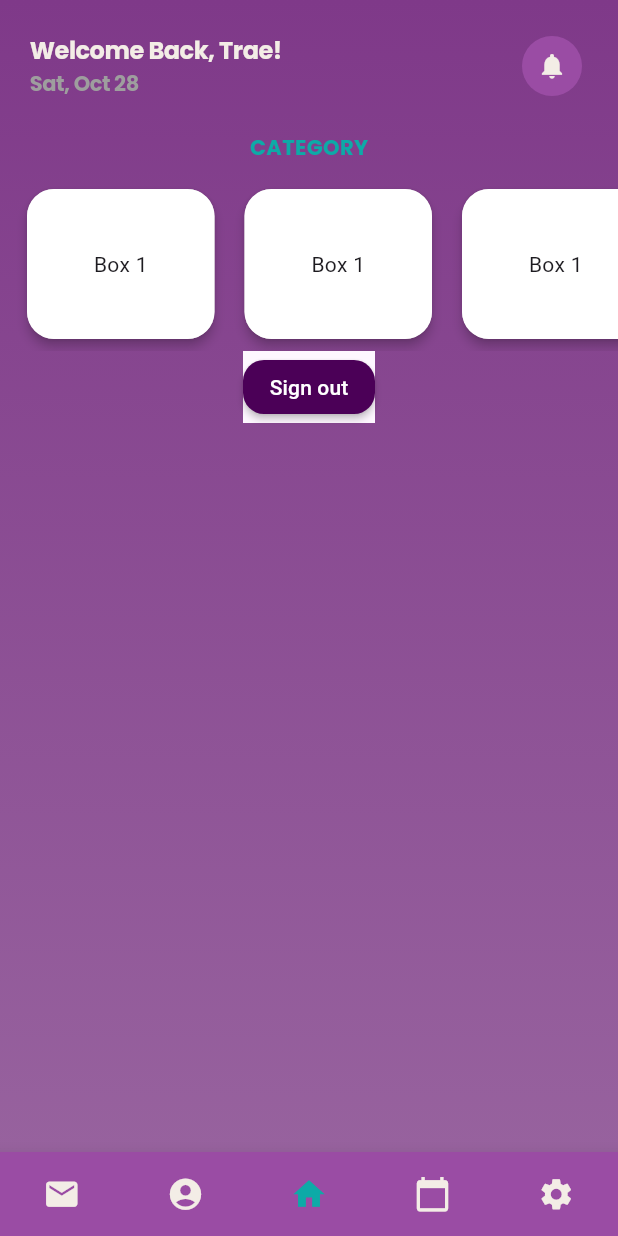
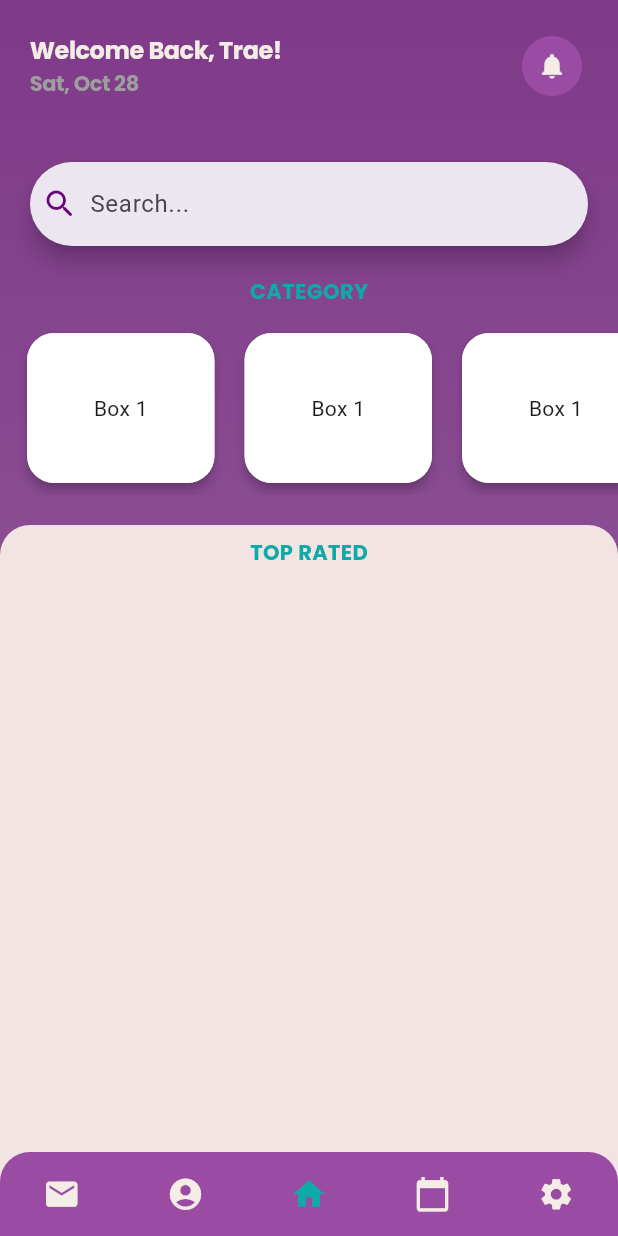
Before and after one commit to illustrae/WeDu_App, a Flutter app: the screen it shows once a user with an empty profile is signed in, on a phone screen of 412 x 824 dp. Run offline on Flutter 3.47's test engine with Material 3 defaults, Android fonts, the phone set to English and light mode, and no system bars; our stand-ins replace firebase_auth, firebase_core; accounts and stored records are empty.

Commit message:
worked on main page display

```diff
--- a/lib/pages/home_page.dart
+++ b/lib/pages/home_page.dart
@@ -4,6 +4,8 @@ import 'package:login_reg/pages/appointments.dart';
 import 'package:login_reg/pages/main_home.dart';
 import 'package:login_reg/pages/messages.dart';
 
+
+//This file is initially the bottom Navigation bar that brings in my other screens(pages)
 class HomePage extends StatefulWidget {
   final int initialHomePageIndex;
   const HomePage({super.key, required this.initialHomePageIndex});
@@ -37,12 +39,17 @@ class _HomePageState extends State<HomePage> {
 
   Widget build(BuildContext context) {
     return Scaffold(
-      backgroundColor: Colors.white,
+      backgroundColor: Color.fromARGB(255, 243, 228, 228) ,
       body: IndexedStack(
         index: _selectedPage,
         children: pageOptions,
       ),
-      bottomNavigationBar: BottomNavigationBar(
+      bottomNavigationBar: ClipRRect(
+        borderRadius: BorderRadius.only(
+          topLeft: Radius.circular(20.0),
+          topRight: Radius.circular(20.0),
+        ),
+        child: BottomNavigationBar(
           type: BottomNavigationBarType.fixed,
           backgroundColor: Color.fromARGB(255, 154, 76, 164),
           selectedFontSize: 0,
@@ -66,6 +73,7 @@ class _HomePageState extends State<HomePage> {
           currentIndex: _selectedPage,
           onTap: _onItemTapped,
         ),
+      ),
     );
   }
 }
--- a/lib/pages/main_home.dart
+++ b/lib/pages/main_home.dart
@@ -19,6 +19,7 @@ class _MainHomeState extends State<MainHome> {
     String formattedDate = DateFormat.MMMEd().format(currentDate);
     return SafeArea(
       child: Scaffold(
+        extendBody: true,
         // backgroundColor: Color.fromARGB(255, 127, 69, 136),
         body: Container(
           decoration: const BoxDecoration(
@@ -62,9 +63,9 @@ class _MainHomeState extends State<MainHome> {
                         ],
                       ),
                       IconButton.filled(
-                        color: Color.fromARGB(255, 243, 237, 230),
+                        color: const Color.fromARGB(255, 243, 237, 230),
                         style: IconButton.styleFrom(
-                            backgroundColor: Color.fromARGB(255, 154, 76, 164)),
+                            backgroundColor: const Color.fromARGB(255, 154, 76, 164)),
                         iconSize: 20,
                         icon: const Icon(Icons.notifications),
                         onPressed: () {
@@ -75,10 +76,19 @@ class _MainHomeState extends State<MainHome> {
                   ),
                 ),
 
-                //this will be a search bar..
-//*******************************************************//
+                //Search bar...
+                const Padding(
+                  padding: EdgeInsets.all(20.0),
+                  child: SearchBar(
+                    hintText: "Search...",
+                    leading: Icon(Icons.search_rounded,
+                        color: Color.fromARGB(255, 103, 5, 116), weight: 10.0),
+                  ),
+                ),
 
-                Text("CATEGORY",
+                //Category and boxes
+                const Text(
+                  "CATEGORY",
                   style: TextStyle(
                     fontFamily: "Poppins",
                     fontSize: 14,
@@ -100,23 +110,60 @@ class _MainHomeState extends State<MainHome> {
                     ),
                   ),
                 ),
-                Material(
-                  child: MaterialButton(
-                    onPressed: () {
-                      FirebaseAuth.instance.signOut();
-                    },
-                    color: Color.fromARGB(255, 75, 0, 87),
-                    child: Text(
-                      "Sign out",
+
+                const SizedBox(height: 20),
+
+                //Bottom planners list
+                Expanded(
+                  child: ClipRRect(
+                    borderRadius: const BorderRadius.only(
+                      topLeft: Radius.circular(20.0),
+                      topRight: Radius.circular(20.0),
+                    ),
+                    child: Container(
+                      color: const Color.fromARGB(255, 243, 228, 228),
+                      height: 100,
+                      width: double.infinity,
+                      child: const SingleChildScrollView(
+                        scrollDirection: Axis.vertical,
+                        child: Padding(
+                          padding: EdgeInsets.all(8.0),
+                          child: Column(
+                            mainAxisAlignment: MainAxisAlignment.start,
+                            children: [
+                              Text(
+                                "TOP RATED",
                                 style: TextStyle(
-                        color: Colors.white,
+                                  fontFamily: "Poppins",
+                                  fontSize: 14,
+                                  color: Color.fromARGB(255, 13, 170, 167),
                                 ),
                               ),
-                    shape: RoundedRectangleBorder(
-                      borderRadius: BorderRadius.circular(14.0),
+                            ],
                           ),
                         ),
                       ),
+                    ),
+                  ),
+                ),
+
+                // Material(
+                //   child: MaterialButton(
+                //     onPressed: () {
+                //       FirebaseAuth.instance.signOut();
+                //     },
+                //     color: Color.fromARGB(255, 75, 0, 87),
+                //     child: Text(
+                //       "Sign out",
+                //       style: TextStyle(
+                //         color: Colors.white,
+                //       ),
+                //     ),
+                //     shape: RoundedRectangleBorder(
+                //       borderRadius: BorderRadius.circular(14.0),
+                //     ),
+                //   ),
+                // ),
               ],
             ),
           ),
--- /dev/null
+++ b/lib/pages/profile_page.dart
@@ -0,0 +1,22 @@
+import 'package:flutter/material.dart';
+
+class ProfilePage extends StatefulWidget {
+  const ProfilePage({super.key});
+
+  @override
+  State<ProfilePage> createState() => _ProfilePageState();
+}
+
+class _ProfilePageState extends State<ProfilePage> {
+  @override
+  Widget build(BuildContext context) {
+    return Scaffold(
+
+      //Not sure If I want a appbar or not.
+
+
+
+
+    )
+  }
+}
```
Lines whose indentation alone changed are shown as unchanged.
